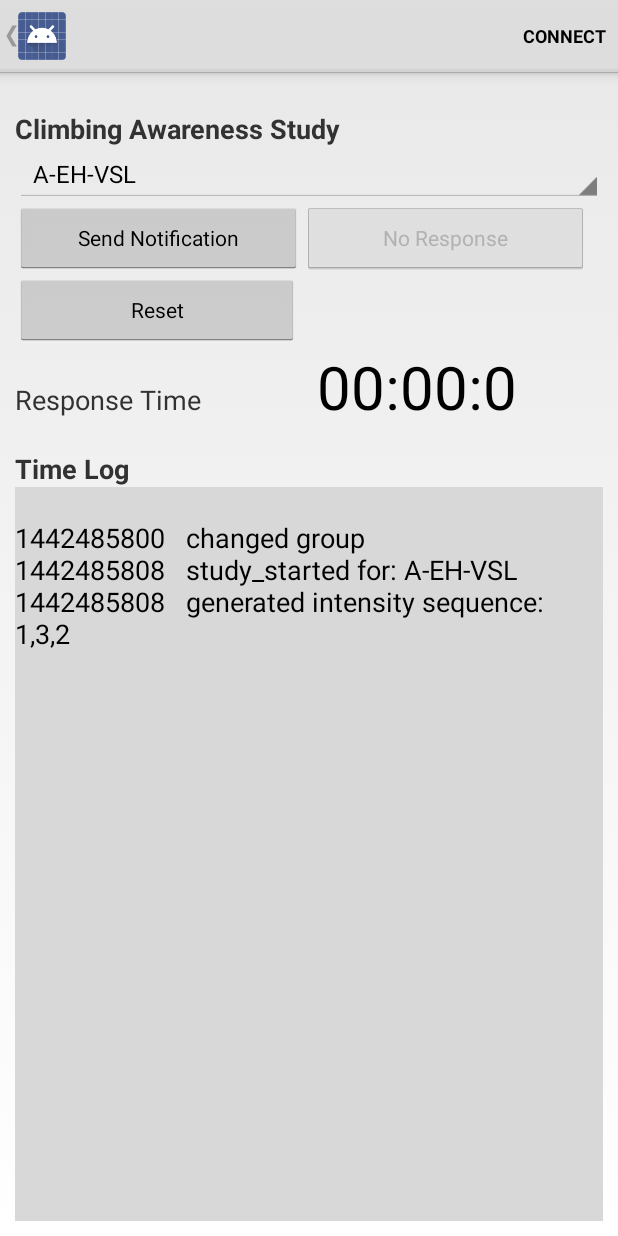
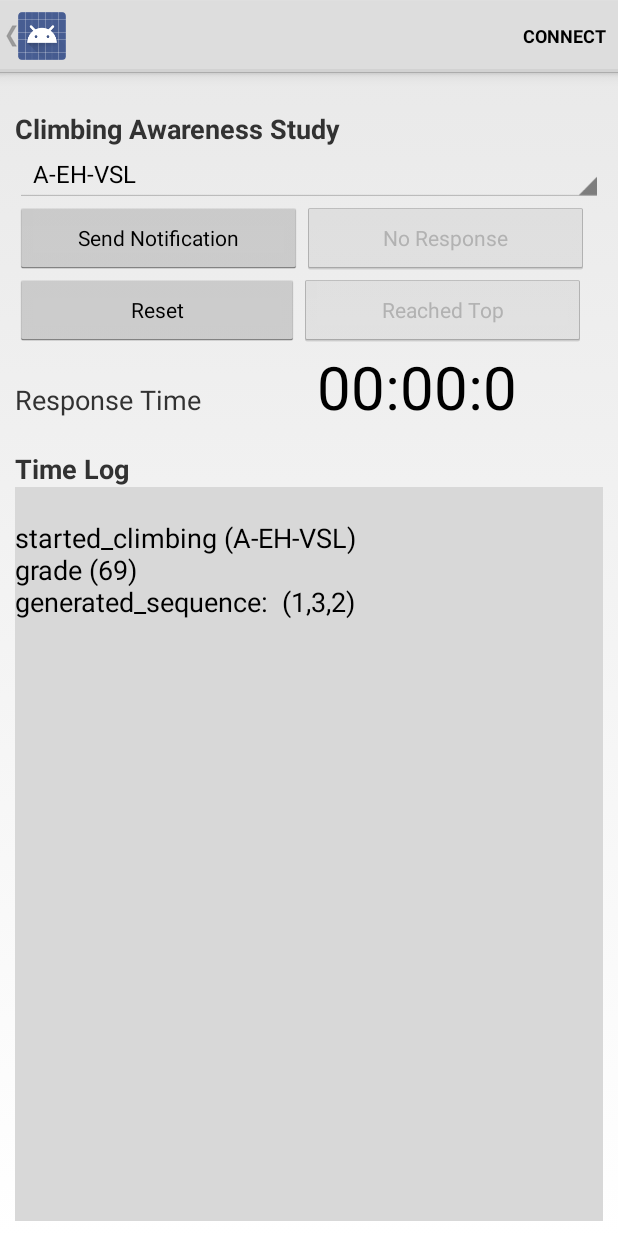
Before and after one commit to climbaware/app, an Android app: the DeviceControlActivity screen opened directly, with no data from a screen before it, after a tap on "Start Study", on a phone screen of 412 x 824 dp. Run offline under Robolectric (Android 15) with nearby library versions, the phone set to English and light mode, and no system bars; pictures from the network do not load; 3 statements that could not run were skipped; 1 other tap on this screen came first.

Commit message:
display easy and hard routes

```diff
--- a/AmbientBand/Application/src/main/java/com/example/android/bluetoothlegatt/DeviceControlActivity.java
+++ b/AmbientBand/Application/src/main/java/com/example/android/bluetoothlegatt/DeviceControlActivity.java
@@ -47,11 +47,12 @@ import android.widget.Spinner;
 import android.widget.TextView;
 import android.widget.Toast;
 
-import java.nio.ByteBuffer;
+import org.json.JSONException;
+import org.json.JSONObject;
+
 import java.util.ArrayList;
 import java.util.HashMap;
 import java.util.List;
-import java.util.UUID;
 import java.util.Random;
 
 /**
@@ -86,23 +87,25 @@ public class DeviceControlActivity extends Activity {
     private LogFile mLogFile;
     private Spinner mParticipantGroupSpinner;
     private boolean timerIsRunning = false;
-    private boolean studyIsStarted = false;
+    private boolean isClimbing = false;
     private int sentCueIndex = 0;
     private int modalityIndex = 0;
     private int routeIndex = 0;
     private int[] intensitySequence;
     private Random rnd;
     private EditText log;
-    static String[] CLIMBERANSWERS = new String[] {"LOW 1", "MEDIUM 2", "HIGH 3"};
+    static String[] CLIMBERANSWERS = new String[]{"LOW 1", "MEDIUM 2", "HIGH 3"};
     private Button noResponseButton;
     private Chronometer mChronometer;
     private Button nextbutton;
     private static final int CUES_PER_MODALITY = 3;
+    private Button reachedTop;
+    String participant_group;
 
 
     /**
      * Show Climber Response Dialog
-     *
+     * <p/>
      * shows dialog to enter the climbers response about the
      * perceived intensity of the visual/tactile/audible cue
      */
@@ -130,7 +133,7 @@ public class DeviceControlActivity extends Activity {
                     .setItems(CLIMBERANSWERS, new DialogInterface.OnClickListener() {
                         public void onClick(DialogInterface dialog, int i) {
 
-                            writeToLog(CLIMBERANSWERS[i]);
+                            writeToLog("climber_response", CLIMBERANSWERS[i]);
 
                             // The 'which' argument contains the index position
                             // of the selected item
@@ -143,16 +146,15 @@ public class DeviceControlActivity extends Activity {
 
     /**
      * Random Array Shuffle
-     *
+     * <p/>
      * Implementing Fisher–Yates shuffle
      * for randomly shffling an array
+     *
      * @param ar array to be shuffeld
      */
-    private void shuffleArray(int[] ar)
-    {
+    private void shuffleArray(int[] ar) {
 
-        for (int i = ar.length - 1; i > 0; i--)
-        {
+        for (int i = ar.length - 1; i > 0; i--) {
             int index = rnd.nextInt(i + 1);
             // Simple swap
             int a = ar[index];
@@ -210,9 +212,6 @@ public class DeviceControlActivity extends Activity {
     };
 
 
-
-
-
     @Override
     public void onCreate(Bundle savedInstanceState) {
         super.onCreate(savedInstanceState);
@@ -233,7 +232,6 @@ public class DeviceControlActivity extends Activity {
         bindService(gattServiceIntent, mServiceConnection, BIND_AUTO_CREATE);
 
 
-
         // participant group dropdown select
         Spinner spinner = (Spinner) findViewById(R.id.participant_group);
         ArrayAdapter<CharSequence> adapter = ArrayAdapter.createFromResource(this,
@@ -244,7 +242,7 @@ public class DeviceControlActivity extends Activity {
         log.setFocusable(false);
 
         mParticipantGroupSpinner = (Spinner) findViewById(R.id.participant_group);
-
+        participant_group = (String) mParticipantGroupSpinner.getSelectedItem();
 
 
         // initialize the sound player
@@ -257,6 +255,8 @@ public class DeviceControlActivity extends Activity {
         nextbutton = (Button) findViewById(R.id.study_next);
         noResponseButton = (Button) findViewById(R.id.study_no_response);
         noResponseButton.setEnabled(false);
+        reachedTop = (Button) findViewById(R.id.reached_top);
+        reachedTop.setEnabled(false);
         rnd = new Random();
 
         /*
@@ -269,8 +269,8 @@ public class DeviceControlActivity extends Activity {
                 nextbutton.setText("Start Study");
                 nextbutton.setEnabled(true);
                 //log.setText("");
-                writeToLog("changed group");
-                studyIsStarted = false;
+                //writeToLog("changed_group", (String) mParticipantGroupSpinner.getSelectedItem());
+                isClimbing = false;
 
             }
 
@@ -290,6 +290,40 @@ public class DeviceControlActivity extends Activity {
                 executeNextStudyAction(false);
             }
         });
+
+        /**
+         * Button Reached top
+         *
+         * mark the end of the climb
+         */
+        reachedTop.setOnClickListener(new View.OnClickListener() {
+            public void onClick(View v) {
+
+                reachedTop.setEnabled(false);
+
+                nextbutton.setEnabled(true);
+                noResponseButton.setEnabled(true);
+
+
+
+                AlertDialog.Builder alert = new AlertDialog.Builder(DeviceControlActivity.this);
+                String grade = "HARD";
+                if(participant_group.split("-")[1].charAt(routeIndex) == 'E') {
+                    grade = "EASY";
+                }
+                writeToLog("reached_top");
+
+                alert.setTitle("Route is finished. Go to the " + grade + " route now.");
+
+
+                nextbutton.setText("Start Climbing");
+                isClimbing = false;
+
+                alert.show();
+            }
+        });
+
+
 
         /*
          *  NEXT Button (States: Start Study/Send Notification/Climber Responded)
@@ -324,8 +358,8 @@ public class DeviceControlActivity extends Activity {
                 nextbutton.setEnabled(true);
                 log.setText("");
 
-                writeToLog("reset initiated by study coordinator");
-                studyIsStarted = false;
+                writeToLog("reset");
+                isClimbing = false;
 
                 mLogFile.createFreshLogFile();
 
@@ -386,7 +420,6 @@ public class DeviceControlActivity extends Activity {
         });
 
 
-
         final Button button_on_short = (Button) findViewById(R.id.bt_on_short);
         button_on_short.setOnClickListener(new View.OnClickListener() {
             public void onClick(View v) {
@@ -432,24 +465,24 @@ public class DeviceControlActivity extends Activity {
     }
 
 
-
-
     private void executeNextStudyAction(boolean climberHasResponded) {
 
-        String participant_group = (String) mParticipantGroupSpinner.getSelectedItem();
+        participant_group = (String) mParticipantGroupSpinner.getSelectedItem();
 
         // STATE 1: Initial Button State: Start Study
-        if (!studyIsStarted) {
-            studyIsStarted = true;
+        if (!isClimbing) {
+            isClimbing = true;
 
             // was "Start Study Before"
             nextbutton.setText("Send Notification");
-            writeToLog("study_started for: " + participant_group);
+            writeToLog("started_climbing", participant_group);
+            writeToLog("grade", participant_group.split("-")[1].charAt(routeIndex));
+
 
             // generate random intensity sequence
             intensitySequence = new int[]{1, 2, 3};
             shuffleArray(intensitySequence);
-            writeToLog("generated intensity sequence: " + intensitySequence[0] + "," + intensitySequence[1] + "," + intensitySequence[2]);
+            writeToLog("generated_sequence: ", intensitySequence[0] + "," + intensitySequence[1] + "," + intensitySequence[2]);
             return;
         }
 
@@ -463,18 +496,19 @@ public class DeviceControlActivity extends Activity {
             sendModalityCue(participant_group);
 
 
-        // STATE 3: Initial Button State: Climber responded
+            // STATE 3: Initial Button State: Climber responded
         } else { // timer was running, climber reacted to feedback
             mChronometer.stop();
             String time = mChronometer.getText().toString();
             timerIsRunning = false;
             mChronometer.reset();
-            writeToLog(time);
-            if(climberHasResponded) {
+            writeToLog("response_time", time);
+
+            if (climberHasResponded) {
                 // show climber response dialog
                 showDialog();
             } else {
-                writeToLog("no response");
+                writeToLog("no_response");
             }
 
             /*
@@ -483,21 +517,26 @@ public class DeviceControlActivity extends Activity {
             nextbutton.setText("Send Notification");
 
             // next state --> STATE 2: sent notification of less than 3 were send before
-            if (sentCueIndex == CUES_PER_MODALITY-1) {
-                writeToLog("route finished");
-                nextbutton.setText("Send Notification");
+            if (sentCueIndex == CUES_PER_MODALITY - 1) {
+                writeToLog("route_finished");
+                reachedTop.setEnabled(true);
+                nextbutton.setEnabled(false);
+                noResponseButton.setEnabled(false);
+
                 sentCueIndex = 0;
 
-                if(routeIndex == 1) { // there exists two routes (easy and hard)
+
+                if (routeIndex == 1) { // there exists two routes (easy and hard)
                     nextbutton.setText("Next Modality");
                     nextbutton.setEnabled(true);
                     noResponseButton.setEnabled(false);
-                    studyIsStarted = false;
+                    isClimbing = false;
                     routeIndex = 0;
-                    writeToLog("modality finihsed");
+                    writeToLog("modality_finished");
                     //shareStudyResults();
-                    if(modalityIndex == 2) {
-                        nextbutton.setText("Done!");
+                    if (modalityIndex == 2) {
+                        nextbutton.setText("Participant Finished");
+                        writeToLog("participant_finished");
                         nextbutton.setEnabled(false);
                         noResponseButton.setEnabled(false);
 
@@ -512,7 +551,6 @@ public class DeviceControlActivity extends Activity {
             }
 
 
-
             Toast.makeText(getBaseContext(), time,
                     Toast.LENGTH_SHORT).show();
 
@@ -522,14 +560,47 @@ public class DeviceControlActivity extends Activity {
 
     }
 
-    private void writeToLog(String text) {
+    private void writeToLog(String event) {
+        writeToLog(event, "", "");
+    }
+
+    private void writeToLog(String event, int data) {
+        writeToLog(event, Integer.toString(data));
+    }
+
+    private void writeToLog(String event, int data, String text) {
+        writeToLog(event, Integer.toString(data), text);
+    }
+
+    private void writeToLog(String event, String data) {
+        writeToLog(event, data, "");
+    }
+
+        private void writeToLog(String event, String data, String text) {
         Long tsLong = System.currentTimeMillis()/1000;
         String ts = tsLong.toString();
 
-        String v = ts + "   " + text;
-        log.append("\n" + v);
+        String v = event;
+            if(!data.isEmpty())
+                v += " (" + data + ")";
 
-        mLogFile.log(v);
+            log.append("\n" + v);
+
+
+        try {
+            JSONObject json = new JSONObject();
+            json.put("timestamp", ts);
+            json.put("event", event);
+            json.put("description", text);
+            json.put("data", data);
+
+            mLogFile.log(json.toString());
+
+        } catch (JSONException e) {
+            throw new RuntimeException(e);
+        }
+
+
     }
 
     // share the study results
@@ -546,7 +617,8 @@ public class DeviceControlActivity extends Activity {
      * using a visual cue.
      */
     private void visualModality(int intensity) {
-        writeToLog("sent visual cue, intensity " + intensity);
+
+        writeToLog("visual_cue",intensity,"sent visual cue, intensity " + intensity);
 
         mArmbandController.sendString("L" + Integer.toString(intensity));
 
@@ -560,7 +632,7 @@ public class DeviceControlActivity extends Activity {
      * using a tactile cue.
      */
     private void tactileModality(int intensity) {
-        writeToLog("sent tactile cue, intensity " + intensity);
+        writeToLog("tactile_cue", intensity, "sent tactile cue, intensity " + intensity);
         mArmbandController.sendString("V" + Integer.toString(intensity));
 
         Toast.makeText(getBaseContext(), "Sent TACTILE cue.",
@@ -573,7 +645,7 @@ public class DeviceControlActivity extends Activity {
       * using a audible cue.
       */
     private void audibleModality(int intensity) {
-        writeToLog("sent audible cue, intensity " + intensity);
+        writeToLog("audible_cue", intensity, "sent tactile cue, intensity " + intensity);
         switch (intensity){
             case 1:
                 sound.playShortResource(R.raw.one);
--- a/AmbientBand/Application/src/main/res/layout/gatt_services_characteristics.xml
+++ b/AmbientBand/Application/src/main/res/layout/gatt_services_characteristics.xml
@@ -58,7 +58,7 @@
                     style="?android:attr/buttonStyleSmall"
                     android:layout_width="191dp"
                     android:layout_height="wrap_content"
-                    android:text="Start Study"
+                    android:text="Start Climbing"
                     android:id="@+id/study_next"
                     android:layout_row="0"
                     android:layout_column="0" />
@@ -88,6 +88,14 @@
                     android:layout_column="0" />
 
 
+                <Button
+                    style="?android:attr/buttonStyleSmall"
+                    android:layout_width="191dp"
+                    android:layout_height="wrap_content"
+                    android:text="Reached Top"
+                    android:id="@+id/reached_top"
+                    android:layout_row="0"
+                    android:layout_column="1" />
 
                 <TextView
                     android:id="@+id/textView5"
```
